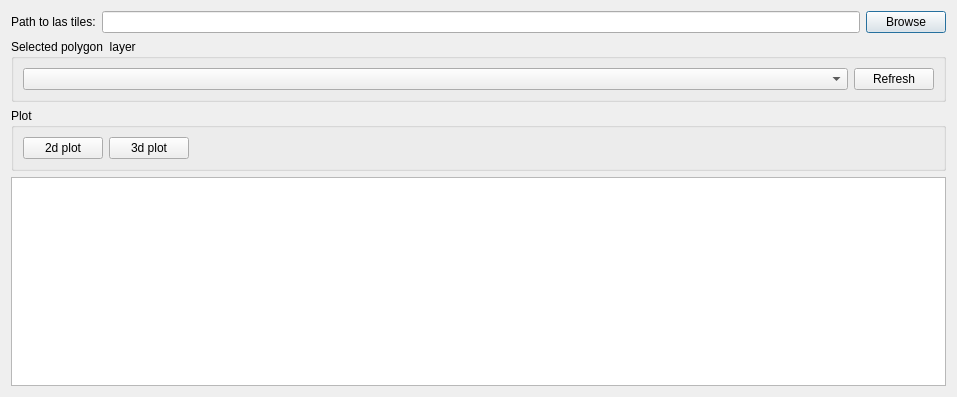
Old version of the form pcplot/Ui_PcPlot.ui in the repository SDFIdk/DHMQC.
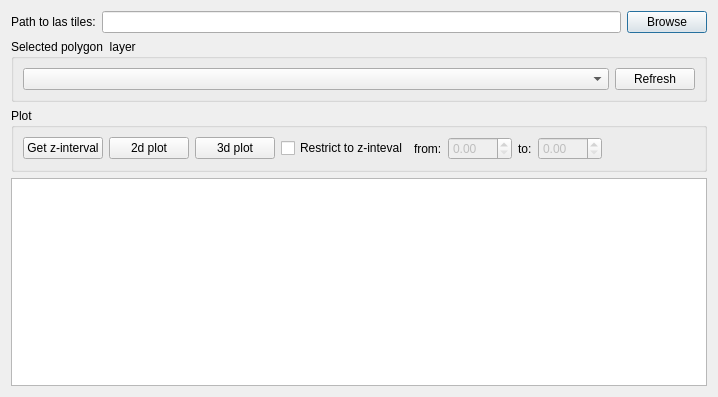
New version of the form.

Commit message: z-interval in pcplot implemented!

```diff
--- a/pcplot/Ui_PcPlot.ui
+++ b/pcplot/Ui_PcPlot.ui
@@ -6,7 +6,7 @@
    <rect>
     <x>0</x>
     <y>0</y>
-    <width>957</width>
+    <width>718</width>
     <height>397</height>
    </rect>
   </property>
@@ -77,21 +77,21 @@
       <string>Plot</string>
      </property>
      <layout class="QGridLayout" name="gridLayout">
-      <item row="0" column="0">
+      <item row="0" column="1">
        <widget class="QPushButton" name="bt_plot2d">
         <property name="text">
          <string>2d plot</string>
         </property>
        </widget>
       </item>
-      <item row="0" column="1">
+      <item row="0" column="2">
        <widget class="QPushButton" name="bt_plot3d">
         <property name="text">
          <string>3d plot</string>
         </property>
        </widget>
       </item>
-      <item row="0" column="2">
+      <item row="0" column="8">
        <spacer name="horizontalSpacer">
         <property name="orientation">
          <enum>Qt::Horizontal</enum>
@@ -104,6 +104,57 @@
         </property>
        </spacer>
       </item>
+      <item row="0" column="7">
+       <widget class="QDoubleSpinBox" name="spb_max">
+        <property name="enabled">
+         <bool>false</bool>
+        </property>
+        <property name="maximum">
+         <double>300.000000000000000</double>
+        </property>
+       </widget>
+      </item>
+      <item row="0" column="5">
+       <widget class="QDoubleSpinBox" name="spb_min">
+        <property name="enabled">
+         <bool>false</bool>
+        </property>
+        <property name="maximum">
+         <double>300.000000000000000</double>
+        </property>
+        <property name="singleStep">
+         <double>1.000000000000000</double>
+        </property>
+       </widget>
+      </item>
+      <item row="0" column="0">
+       <widget class="QPushButton" name="bt_z_interval">
+        <property name="text">
+         <string>Get z-interval</string>
+        </property>
+       </widget>
+      </item>
+      <item row="0" column="3">
+       <widget class="QCheckBox" name="chb_restrict">
+        <property name="text">
+         <string>Restrict to z-inteval</string>
+        </property>
+       </widget>
+      </item>
+      <item row="0" column="4">
+       <widget class="QLabel" name="label_2">
+        <property name="text">
+         <string>from:</string>
+        </property>
+       </widget>
+      </item>
+      <item row="0" column="6">
+       <widget class="QLabel" name="label_3">
+        <property name="text">
+         <string>to:</string>
+        </property>
+       </widget>
+      </item>
      </layout>
     </widget>
    </item>
```
Left out of the diff: 35 changed lines with no effect on the pictures. The commit also changes 3 other files.
